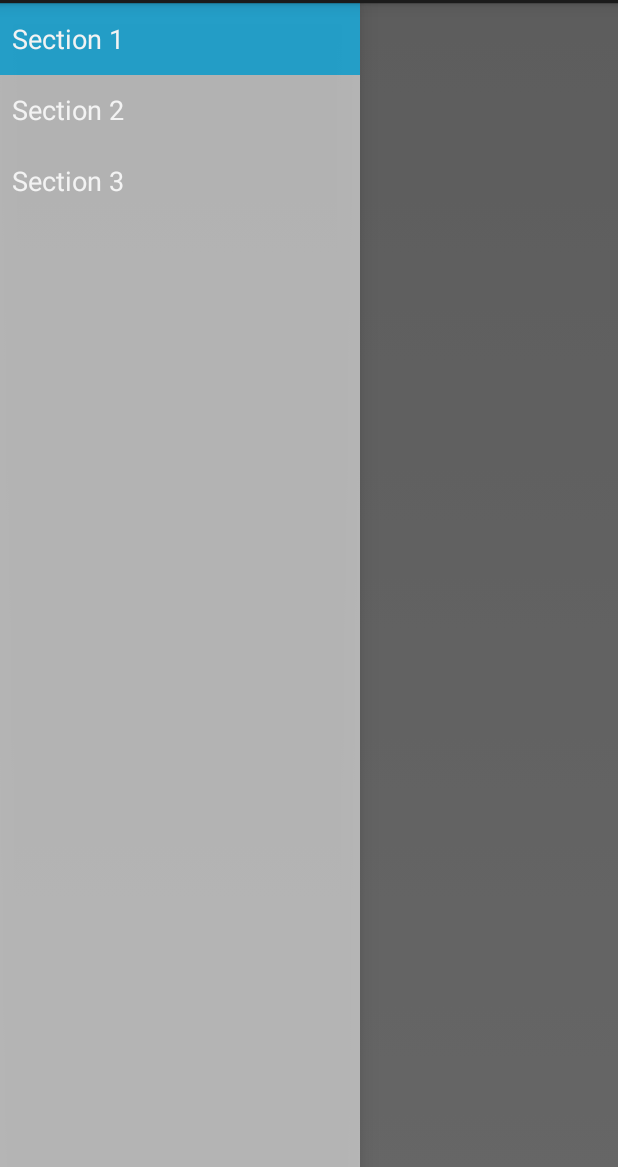
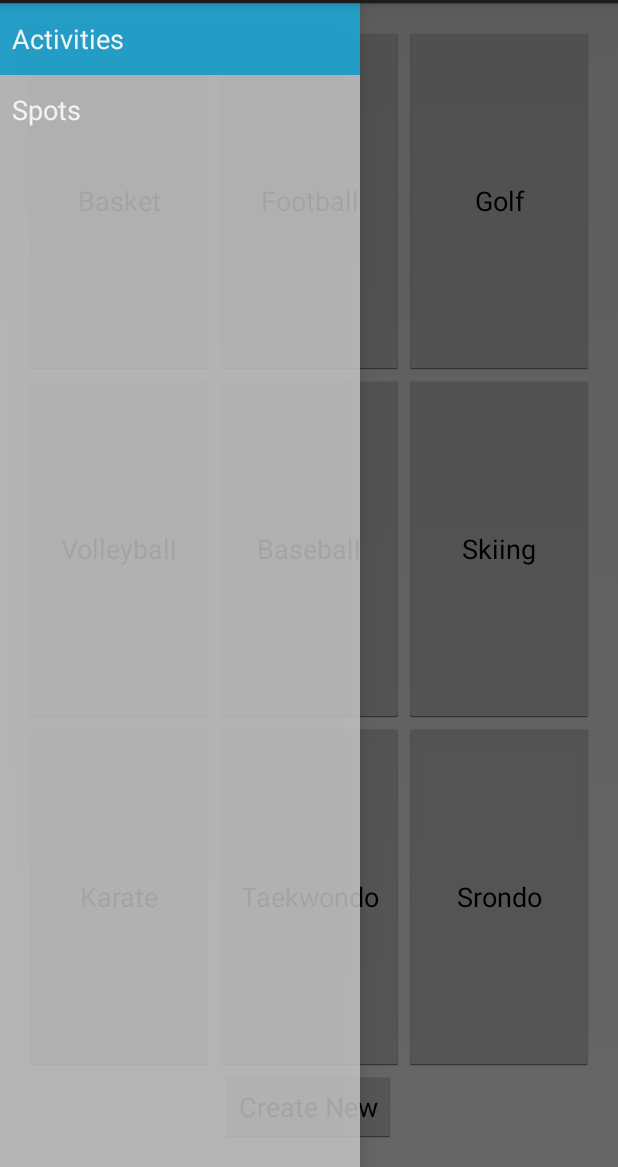
Before and after one commit to siemionides/inspotle, an Android app: the screen it shows after launch (MainActivity), on a phone screen of 412 x 824 dp, the part 69-1236 px from its top. Run offline under Robolectric (Android 15) with nearby library versions, the phone set to English and light mode, and no system bars; libraries missing offline, so code that uses them is left out: com.facebook, com.facebook.model; 4 statements that could not run were skipped.

Commit message:
aded drawer and replacing 2 meta-fragments

```diff
--- a/app/src/main/java/com/siemionczyk/inspotle/MainActivity.java
+++ b/app/src/main/java/com/siemionczyk/inspotle/MainActivity.java
@@ -2,10 +2,10 @@ package com.siemionczyk.inspotle;
 
 import android.app.ActionBar;
 import android.app.Activity;
-import android.app.Fragment;
-import android.app.FragmentManager;
 import android.content.Intent;
 import android.os.Bundle;
+import android.support.v4.app.Fragment;
+import android.support.v4.app.FragmentActivity;
 import android.support.v4.widget.DrawerLayout;
 import android.util.Log;
 import android.view.LayoutInflater;
@@ -20,15 +20,22 @@ import com.facebook.Response;
 import com.facebook.Session;
 import com.facebook.SessionState;
 import com.facebook.model.GraphUser;
+import com.siemionczyk.inspotle.fragments.ActivitiesFragment;
+import com.siemionczyk.inspotle.fragments.SpotsFragment;
 
 import java.util.ArrayList;
 import java.util.List;
 
 
-public class MainActivity extends Activity
+public class MainActivity extends FragmentActivity
         implements NavigationDrawerFragment.NavigationDrawerCallbacks {
 
     public static final String TAG = MainActivity.class.getSimpleName();
+
+    private static final int FRAGMENT_ACTIVITIES = 0;
+
+    private static final int FRAGMENT_SPOTS = 1;
+
     /**
      * Fragment managing the behaviors, interactions and presentation of the navigation drawer.
      */
@@ -44,6 +51,7 @@ public class MainActivity extends Activity
         super.onCreate(savedInstanceState);
         setContentView(R.layout.activity_main);
 
+
         mNavigationDrawerFragment = (NavigationDrawerFragment)
                 getFragmentManager().findFragmentById(R.id.navigation_drawer);
         mTitle = getTitle();
@@ -52,6 +60,7 @@ public class MainActivity extends Activity
         mNavigationDrawerFragment.setUp(
                 R.id.navigation_drawer,
                 (DrawerLayout) findViewById(R.id.drawer_layout));
+
 
         performFacebookLogin();
     }
@@ -103,10 +112,25 @@ public class MainActivity extends Activity
 
     @Override
     public void onNavigationDrawerItemSelected(int position) {
-        // update the main content by replacing fragments
-        FragmentManager fragmentManager = getFragmentManager();
+
+        Fragment fragment = null;
+
+        switch (position) {
+            case 0: {
+                fragment = new ActivitiesFragment();
+                break;
+            }
+            case 1: {
+                fragment = new SpotsFragment();
+                break;
+            }
+        }
+
+
+//        // update the main content by replacing fragments
+        android.support.v4.app.FragmentManager fragmentManager = getSupportFragmentManager();
         fragmentManager.beginTransaction()
-                .replace(R.id.container, PlaceholderFragment.newInstance(position + 1))
+                .replace(R.id.container, fragment)
                 .commit();
     }
 
@@ -118,9 +142,7 @@ public class MainActivity extends Activity
             case 2:
                 mTitle = getString(R.string.title_section2);
                 break;
-            case 3:
-                mTitle = getString(R.string.title_section3);
-                break;
+
         }
     }
 
--- a/app/src/main/java/com/siemionczyk/inspotle/NavigationDrawerFragment.java
+++ b/app/src/main/java/com/siemionczyk/inspotle/NavigationDrawerFragment.java
@@ -104,7 +104,7 @@ public class NavigationDrawerFragment extends Fragment {
                 new String[]{
                         getString(R.string.title_section1),
                         getString(R.string.title_section2),
-                        getString(R.string.title_section3),
+//                        getString(R.string.title_section3),
                 }));
         mDrawerListView.setItemChecked(mCurrentSelectedPosition, true);
         return mDrawerListView;
--- /dev/null
+++ b/app/src/main/java/com/siemionczyk/inspotle/fragments/ActivitiesFragment.java
@@ -0,0 +1,23 @@
+package com.siemionczyk.inspotle.fragments;
+
+import android.os.Bundle;
+import android.support.annotation.Nullable;
+import android.support.v4.app.Fragment;
+import android.view.LayoutInflater;
+import android.view.View;
+import android.view.ViewGroup;
+
+import com.siemionczyk.inspotle.R;
+
+/**
+ * Created by michalsiemionczyk on 18/09/14.
+ */
+public class ActivitiesFragment extends Fragment {
+
+    @Override
+    public View onCreateView(LayoutInflater inflater, @Nullable ViewGroup container, @Nullable Bundle savedInstanceState) {
+        View rootView = inflater.inflate(R.layout.fragment_activities, container, false);
+
+        return rootView;
+    }
+}
--- /dev/null
+++ b/app/src/main/java/com/siemionczyk/inspotle/fragments/SpotsFragment.java
@@ -0,0 +1,23 @@
+package com.siemionczyk.inspotle.fragments;
+
+import android.os.Bundle;
+import android.support.annotation.Nullable;
+import android.support.v4.app.Fragment;
+import android.view.LayoutInflater;
+import android.view.View;
+import android.view.ViewGroup;
+
+import com.siemionczyk.inspotle.R;
+
+/**
+ * Created by michalsiemionczyk on 18/09/14.
+ */
+public class SpotsFragment extends Fragment {
+
+    @Override
+    public View onCreateView(LayoutInflater inflater, @Nullable ViewGroup container, @Nullable Bundle savedInstanceState) {
+        View rootView = inflater.inflate(R.layout.fragment_spots, container, false);
+
+        return rootView;
+    }
+}
--- /dev/null
+++ b/app/src/main/res/layout/fragment_activities.xml
@@ -0,0 +1,107 @@
+<LinearLayout xmlns:android="http://schemas.android.com/apk/res/android"
+    xmlns:tools="http://schemas.android.com/tools"
+    android:layout_width="match_parent"
+    android:layout_height="match_parent"
+    android:orientation="vertical"
+    android:paddingBottom="@dimen/activity_vertical_margin"
+    android:paddingLeft="@dimen/activity_horizontal_margin"
+    android:paddingRight="@dimen/activity_horizontal_margin"
+    android:paddingTop="@dimen/activity_vertical_margin"
+    tools:context=".MainActivity$PlaceholderFragment">
+
+    <LinearLayout
+        android:layout_width="match_parent"
+        android:layout_height="0dp"
+        android:layout_weight="1"
+        android:orientation="vertical">
+
+        <LinearLayout
+            android:layout_width="match_parent"
+            android:layout_height="0dp"
+            android:layout_weight="1"
+            android:orientation="horizontal">
+
+            <Button
+                android:layout_width="0dp"
+                android:layout_height="match_parent"
+                android:layout_weight="1"
+                android:text="Basket" />
+
+            <Button
+                android:layout_width="0dp"
+                android:layout_height="match_parent"
+                android:layout_weight="1"
+                android:text="Football" />
+
+            <Button
+                android:layout_width="0dp"
+                android:layout_height="match_parent"
+                android:layout_weight="1"
+                android:text="Golf" />
+        </LinearLayout>
+
+
+        <LinearLayout
+            android:layout_width="match_parent"
+            android:layout_height="0dp"
+            android:layout_weight="1"
+            android:orientation="horizontal">
+
+            <Button
+                android:layout_width="0dp"
+                android:layout_height="match_parent"
+                android:layout_weight="1"
+                android:text="Volleyball" />
+
+            <Button
+                android:layout_width="0dp"
+                android:layout_height="match_parent"
+                android:layout_weight="1"
+                android:text="Baseball" />
+
+            <Button
+                android:layout_width="0dp"
+                android:layout_height="match_parent"
+                android:layout_weight="1"
+                android:text="Skiing" />
+
+
+        </LinearLayout>
+
+        <LinearLayout
+            android:layout_width="match_parent"
+            android:layout_height="0dp"
+            android:layout_weight="1"
+            android:orientation="horizontal">
+
+            <Button
+                android:layout_width="0dp"
+                android:layout_height="match_parent"
+                android:layout_weight="1"
+                android:text="Karate" />
+
+            <Button
+                android:layout_width="0dp"
+                android:layout_height="match_parent"
+                android:layout_weight="1"
+                android:text="Taekwondo" />
+
+            <Button
+                android:layout_width="0dp"
+                android:layout_height="match_parent"
+                android:layout_weight="1"
+                android:text="Srondo" />
+
+
+        </LinearLayout>
+
+
+        <Button
+            android:layout_width="wrap_content"
+            android:layout_height="wrap_content"
+            android:layout_gravity="center_horizontal"
+            android:text="Create New" />
+
+
+    </LinearLayout>
+</LinearLayout>
--- /dev/null
+++ b/app/src/main/res/layout/fragment_spots.xml
@@ -0,0 +1,31 @@
+<LinearLayout xmlns:android="http://schemas.android.com/apk/res/android"
+    xmlns:tools="http://schemas.android.com/tools"
+    android:layout_width="match_parent"
+    android:layout_height="match_parent"
+    android:orientation="vertical"
+    android:paddingBottom="@dimen/activity_vertical_margin"
+    android:paddingLeft="@dimen/activity_horizontal_margin"
+    android:paddingRight="@dimen/activity_horizontal_margin"
+    android:paddingTop="@dimen/activity_vertical_margin"
+    tools:context=".MainActivity$PlaceholderFragment">
+
+    <LinearLayout
+        android:layout_width="match_parent"
+        android:layout_height="wrap_content"
+        android:orientation="horizontal">
+
+        <Button
+            android:layout_width="0dp"
+            android:layout_weight="1"
+            android:layout_height="wrap_content"
+            android:text="Map" />
+
+        <Button
+            android:layout_width="0dp"
+            android:layout_weight="1"
+            android:layout_height="wrap_content"
+            android:text="List" />
+
+
+    </LinearLayout>
+</LinearLayout>
--- a/app/src/main/res/values/strings.xml
+++ b/app/src/main/res/values/strings.xml
@@ -4,9 +4,8 @@
     <string name="app_name">Inspotle</string>
     <string name="facebook_app_id">721526254602308</string>
 
-    <string name="title_section1">Section 1</string>
-    <string name="title_section2">Section 2</string>
-    <string name="title_section3">Section 3</string>
+    <string name="title_section1">Activities</string>
+    <string name="title_section2">Spots</string>
     <string name="navigation_drawer_open">Open navigation drawer</string>
     <string name="navigation_drawer_close">Close navigation drawer</string>
     <string name="action_example">Example action</string>
```
